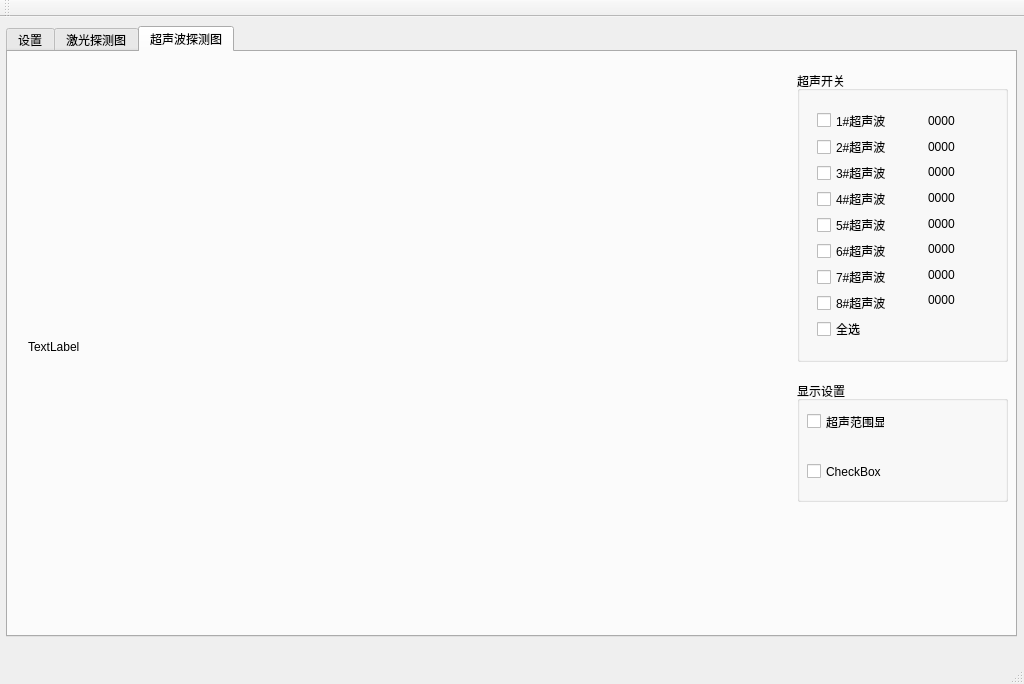
Above: src/a_robot_platform/src/client/qt_client/mainwindow.ui from zwhg/distributed_robot_sys before the change. Below: the same form after it.
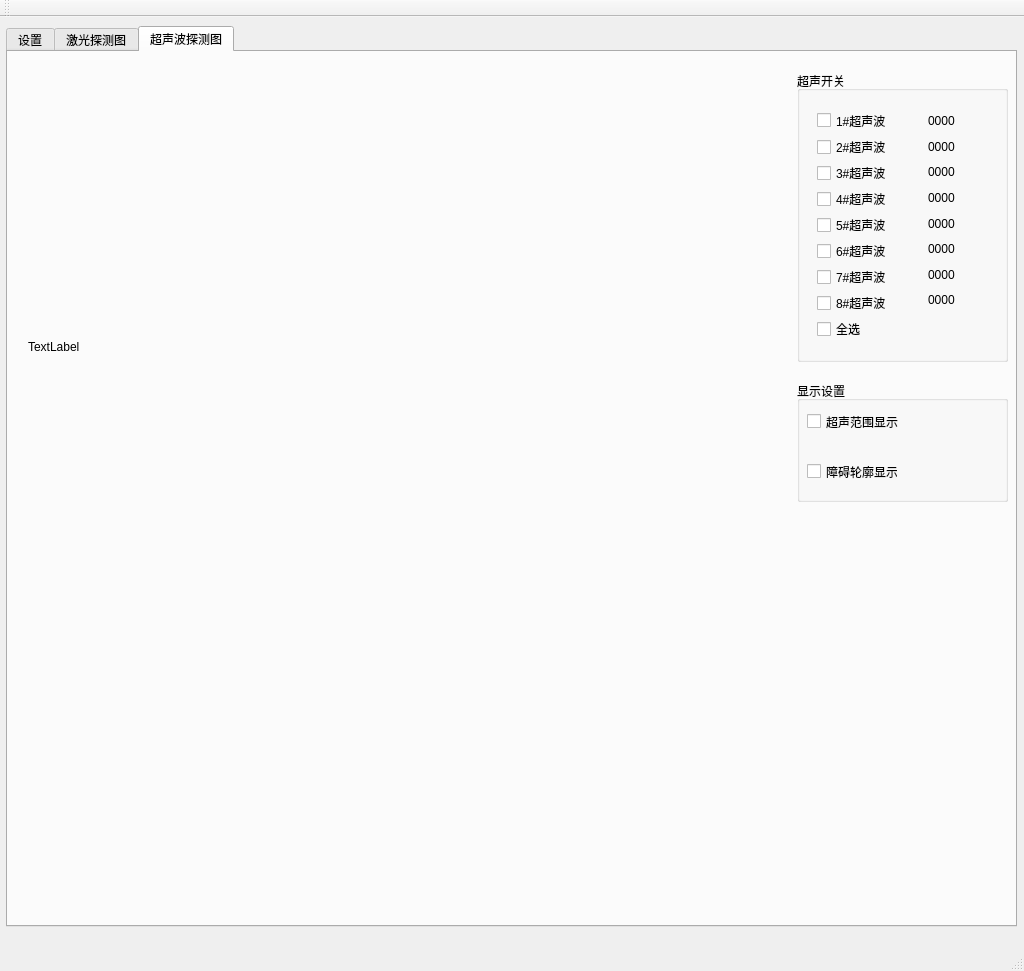
That is the form after the change. The open tabs and pages were chosen to show the change.

The edit to the form file:
```diff
--- a/src/a_robot_platform/src/client/qt_client/mainwindow.ui
+++ b/src/a_robot_platform/src/client/qt_client/mainwindow.ui
@@ -7,7 +7,7 @@
     <x>0</x>
     <y>0</y>
     <width>1024</width>
-    <height>684</height>
+    <height>971</height>
    </rect>
   </property>
   <property name="sizePolicy">
@@ -32,7 +32,7 @@
       <x>6</x>
       <y>9</y>
       <width>1011</width>
-      <height>611</height>
+      <height>901</height>
      </rect>
     </property>
     <property name="currentIndex">
@@ -961,7 +961,7 @@
         <rect>
          <x>10</x>
          <y>30</y>
-         <width>78</width>
+         <width>101</width>
          <height>21</height>
         </rect>
        </property>
@@ -974,12 +974,12 @@
         <rect>
          <x>10</x>
          <y>80</y>
-         <width>78</width>
+         <width>91</width>
          <height>21</height>
         </rect>
        </property>
        <property name="text">
-        <string>CheckBox</string>
+        <string>障碍轮廓显示</string>
        </property>
       </widget>
      </widget>
```
Left out of the diff: 24 changed lines with no effect on the pictures.
